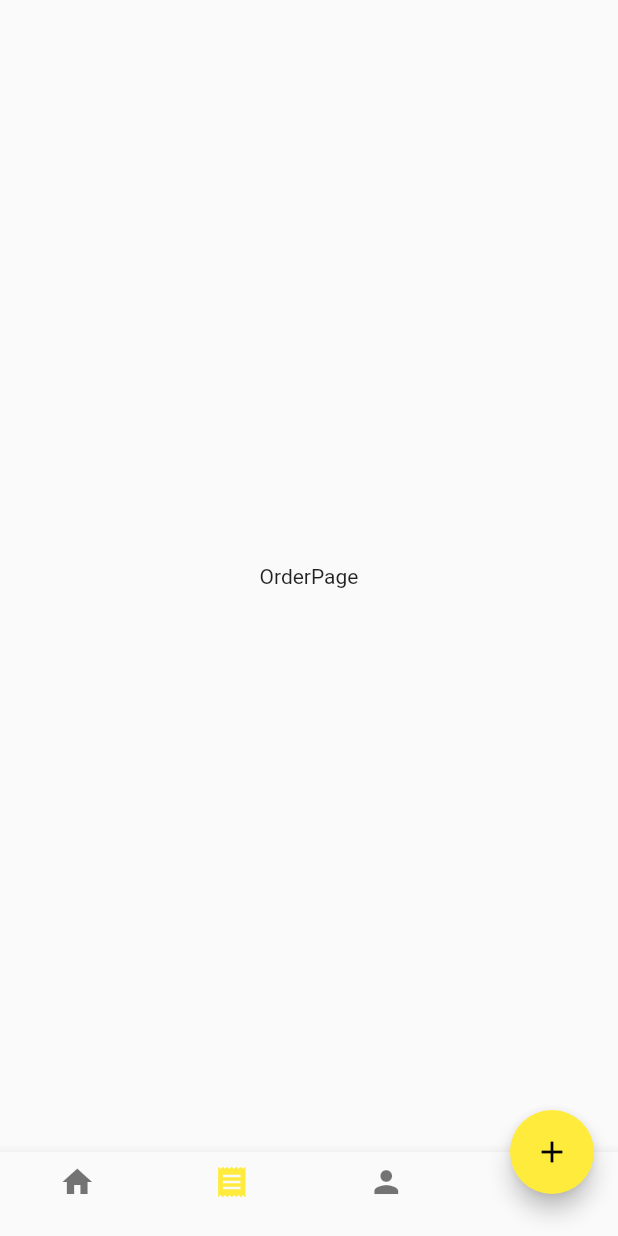
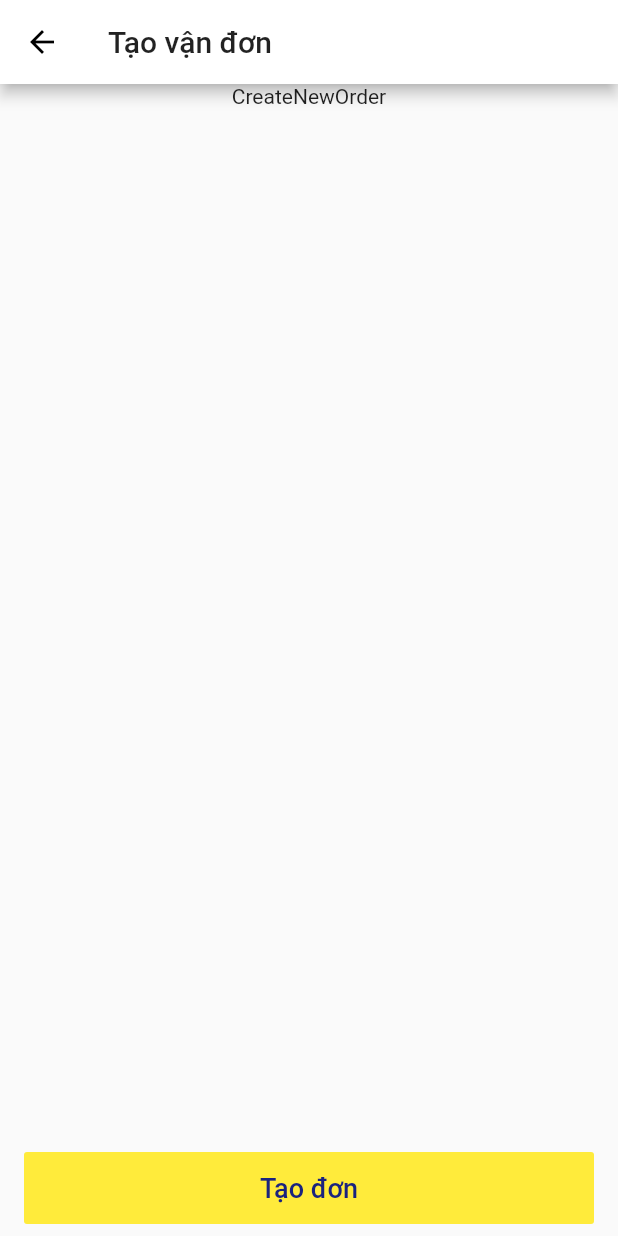
Before and after one commit to duythien0912/buslivery, a Flutter app: the screen it shows after launch, item 2 of the bottom bar chosen, after a tap on the "add" icon, on a phone screen of 412 x 824 dp. Run offline on Flutter 3.47's test engine with Material 2 defaults, Android fonts, the phone set to English and light mode, and no system bars.

Commit message:
[Thien] add create order screen

```diff
--- a/lib/main.dart
+++ b/lib/main.dart
@@ -3,6 +3,7 @@ import 'dart:io';
 import 'package:flutter/material.dart';
 import 'package:flutter/services.dart';
 import './presentation/custom_icons_icons.dart';
+import 'widget/app_bar.dart';
 
 void main() {
   runApp(
@@ -61,12 +62,16 @@ class _MyHomePageState extends State<MyHomePage> {
   @override
   Widget build(BuildContext context) {
     return Scaffold(
-      // appBar: AppBar(
-      //   title: Text("Pobus"),
-      // ),
       body: _children[_currentIndex],
       floatingActionButton: FloatingActionButton(
-        onPressed: () {},
+        onPressed: () {
+          Navigator.push(
+            context,
+            MaterialPageRoute(
+              builder: (context) => CreateNewOrder(),
+            ),
+          );
+        },
         child: Icon(Icons.add),
       ),
       floatingActionButtonLocation: FloatingActionButtonLocation.endDocked,
@@ -93,12 +98,6 @@ class _MyHomePageState extends State<MyHomePage> {
           ),
         ],
       ),
-
-      // Container(
-      //   child: Center(child: Text("Alo alo đây là thông báo"),),
-      //   // color: Color.fromRGBO(200, 200, 200, 1),
-      //   height: 45,
-      // ),
     );
   }
 }
@@ -141,3 +140,54 @@ class UserPage extends StatelessWidget {
     );
   }
 }
+
+class CreateNewOrder extends StatelessWidget {
+  const CreateNewOrder({Key key}) : super(key: key);
+
+  @override
+  Widget build(BuildContext context) {
+    return Scaffold(
+      appBar: AppBar(
+        title: SafeArea(child: Text("Tạo vận đơn")),
+        backgroundColor: Colors.white,
+        leading: SafeArea(child: BackButton()),
+      ),
+      body: SafeArea(
+        child: Column(
+          children: <Widget>[
+            Expanded(
+              flex: 1,
+              child: SingleChildScrollView(child: Text('CreateNewOrder')),
+            ),
+            Padding(
+              padding:
+                  const EdgeInsets.only(left: 16.0, right: 16.0, bottom: 8.0),
+              child: FlatButton(
+                textColor: Colors.indigo[900],
+                color: Colors.yellow,
+                onPressed: () {
+                  Navigator.maybePop(
+                    context,
+                  );
+                },
+                child: Column(
+                  children: <Widget>[
+                    Container(
+                      height: 48,
+                      width: double.infinity,
+                      alignment: Alignment.center,
+                      child: Text(
+                        "Tạo đơn",
+                        style: TextStyle(fontSize: Dimens.font_sp18),
+                      ),
+                    ),
+                  ],
+                ),
+              ),
+            )
+          ],
+        ),
+      ),
+    );
+  }
+}
```
Also changed, not shown: lib/widget/app_bar.dart (added, +243 -0 lines).
